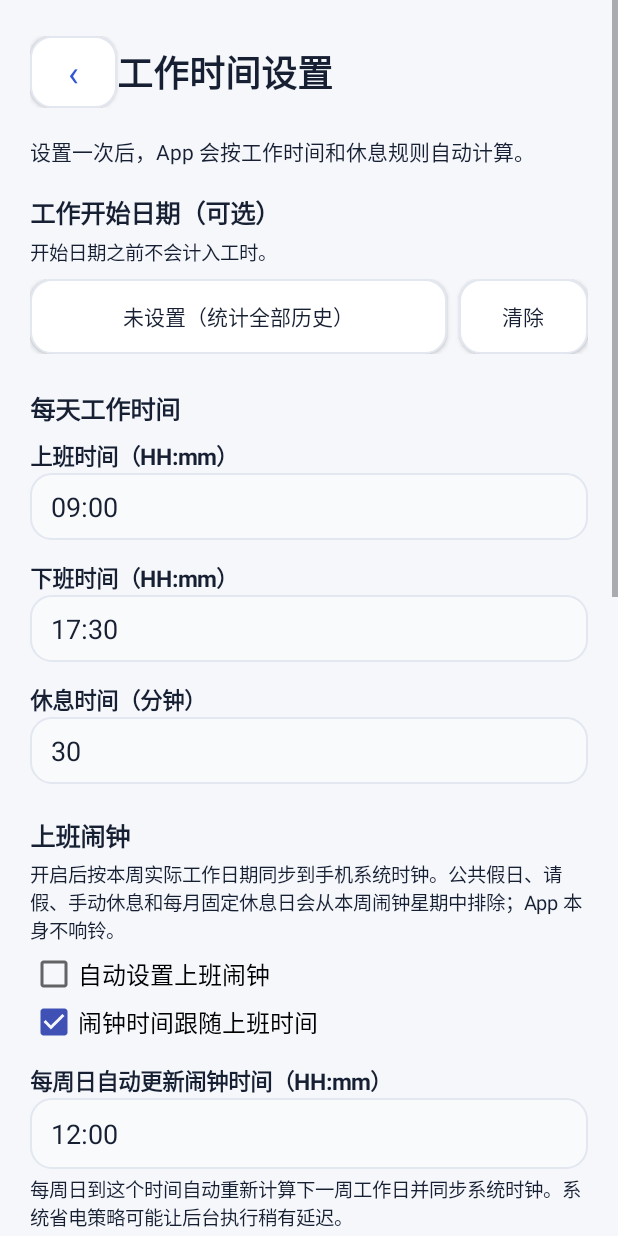
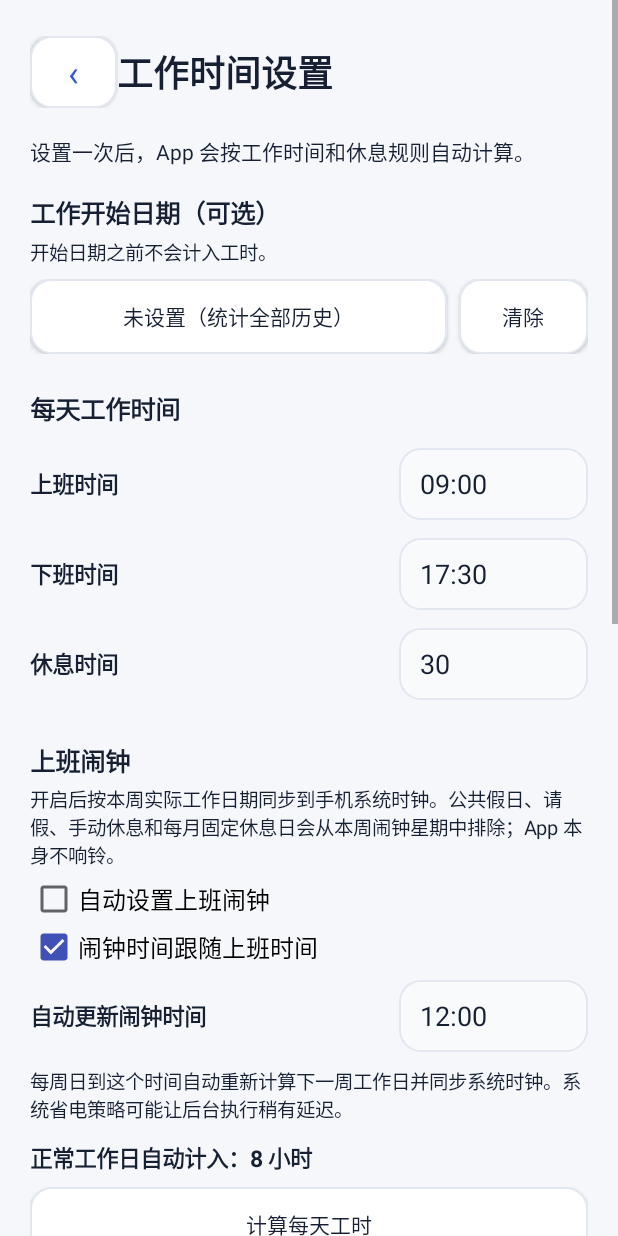
Before and after one commit to yagay/work, an Android app: the SettingsActivity screen opened directly, with no data from a screen before it, on a phone screen of 412 x 824 dp. Run offline under Robolectric (Android 15) with nearby library versions, the phone set to English and light mode, and no system bars.

Commit message:
Compact time settings into single rows

```diff
--- a/app/src/main/java/com/example/workhours/SettingsActivity.java
+++ b/app/src/main/java/com/example/workhours/SettingsActivity.java
@@ -131,19 +131,20 @@ public class SettingsActivity extends Activity {
         TextView timeTitle = text("每天工作时间", 17, true);
         timeTitle.setPadding(0, dp(24), 0, dp(8));
         root.addView(timeTitle);
-        root.addView(text("上班时间（HH:mm）", 15, true));
+        LinearLayout startRow = settingInputRow("上班时间", dp(126));
         startInput = input("09:00", InputType.TYPE_CLASS_DATETIME | InputType.TYPE_DATETIME_VARIATION_TIME);
-        root.addView(startInput);
-        TextView endLabel = text("下班时间（HH:mm）", 15, true);
-        endLabel.setPadding(0, dp(14), 0, 0);
-        root.addView(endLabel);
+        startRow.addView(startInput, compactInputParams(dp(126)));
+        root.addView(startRow);
+
+        LinearLayout endRow = settingInputRow("下班时间", dp(126));
         endInput = input("17:30", InputType.TYPE_CLASS_DATETIME | InputType.TYPE_DATETIME_VARIATION_TIME);
-        root.addView(endInput);
-        TextView breakLabel = text("休息时间（分钟）", 15, true);
-        breakLabel.setPadding(0, dp(14), 0, 0);
-        root.addView(breakLabel);
+        endRow.addView(endInput, compactInputParams(dp(126)));
+        root.addView(endRow);
+
+        LinearLayout breakRow = settingInputRow("休息时间", dp(126));
         breakInput = input("30", InputType.TYPE_CLASS_NUMBER);
-        root.addView(breakInput);
+        breakRow.addView(breakInput, compactInputParams(dp(126)));
+        root.addView(breakRow);
 
         TextView alarmTitle = text("上班闹钟", 17, true);
         alarmTitle.setPadding(0, dp(22), 0, dp(4));
@@ -164,24 +165,19 @@ public class SettingsActivity extends Activity {
         alarmFollowWorkTimeCheck.setTextSize(16);
         root.addView(alarmFollowWorkTimeCheck);
 
-        alarmTimeGroup = new LinearLayout(this);
-        alarmTimeGroup.setOrientation(LinearLayout.VERTICAL);
-        TextView alarmTimeLabel = text("自定义闹钟时间（HH:mm）", 15, true);
-        alarmTimeLabel.setPadding(0, dp(4), 0, 0);
-        alarmTimeGroup.addView(alarmTimeLabel);
-        alarmTimeInput = input("例如：07:30", InputType.TYPE_CLASS_DATETIME | InputType.TYPE_DATETIME_VARIATION_TIME);
-        alarmTimeGroup.addView(alarmTimeInput);
+        alarmTimeGroup = settingInputRow("自定义闹钟时间", dp(126));
+        alarmTimeInput = input("07:30", InputType.TYPE_CLASS_DATETIME | InputType.TYPE_DATETIME_VARIATION_TIME);
+        alarmTimeGroup.addView(alarmTimeInput, compactInputParams(dp(126)));
         root.addView(alarmTimeGroup);
 
         Runnable updateAlarmTimeVisibility = () -> alarmTimeGroup.setVisibility(
                 alarmFollowWorkTimeCheck.isChecked() ? android.view.View.GONE : android.view.View.VISIBLE);
         alarmFollowWorkTimeCheck.setOnCheckedChangeListener((buttonView, isChecked) -> updateAlarmTimeVisibility.run());
 
-        TextView updateTimeLabel = text("每周日自动更新闹钟时间（HH:mm）", 15, true);
-        updateTimeLabel.setPadding(0, dp(12), 0, 0);
-        root.addView(updateTimeLabel);
-        alarmUpdateTimeInput = input("例如：12:00", InputType.TYPE_CLASS_DATETIME | InputType.TYPE_DATETIME_VARIATION_TIME);
-        root.addView(alarmUpdateTimeInput);
+        LinearLayout updateTimeRow = settingInputRow("自动更新闹钟时间", dp(126));
+        alarmUpdateTimeInput = input("12:00", InputType.TYPE_CLASS_DATETIME | InputType.TYPE_DATETIME_VARIATION_TIME);
+        updateTimeRow.addView(alarmUpdateTimeInput, compactInputParams(dp(126)));
+        root.addView(updateTimeRow);
         TextView updateTimeInfo = text("每周日到这个时间自动重新计算下一周工作日并同步系统时钟。系统省电策略可能让后台执行稍有延迟。", 13, false);
         updateTimeInfo.setPadding(0, dp(4), 0, 0);
         root.addView(updateTimeInfo);
@@ -461,6 +457,23 @@ public class SettingsActivity extends Activity {
         }
     }
 
+    private LinearLayout settingInputRow(String label, int inputWidth) {
+        LinearLayout row = new LinearLayout(this);
+        row.setOrientation(LinearLayout.HORIZONTAL);
+        row.setGravity(Gravity.CENTER_VERTICAL);
+        row.setPadding(0, dp(6), 0, dp(6));
+        TextView title = text(label, 15, true);
+        row.addView(title, new LinearLayout.LayoutParams(0,
+                LinearLayout.LayoutParams.WRAP_CONTENT, 1f));
+        return row;
+    }
+
+    private LinearLayout.LayoutParams compactInputParams(int width) {
+        LinearLayout.LayoutParams params = new LinearLayout.LayoutParams(width, dp(48));
+        params.leftMargin = dp(12);
+        return params;
+    }
+
     private EditText input(String hint, int type) {
         EditText view = new EditText(this);
         view.setSingleLine(true);
```
